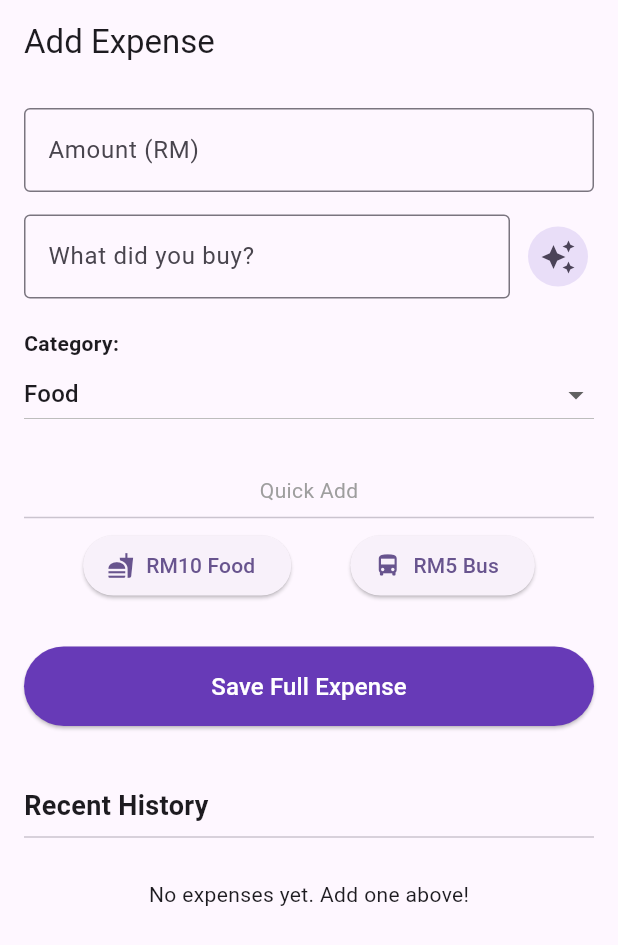
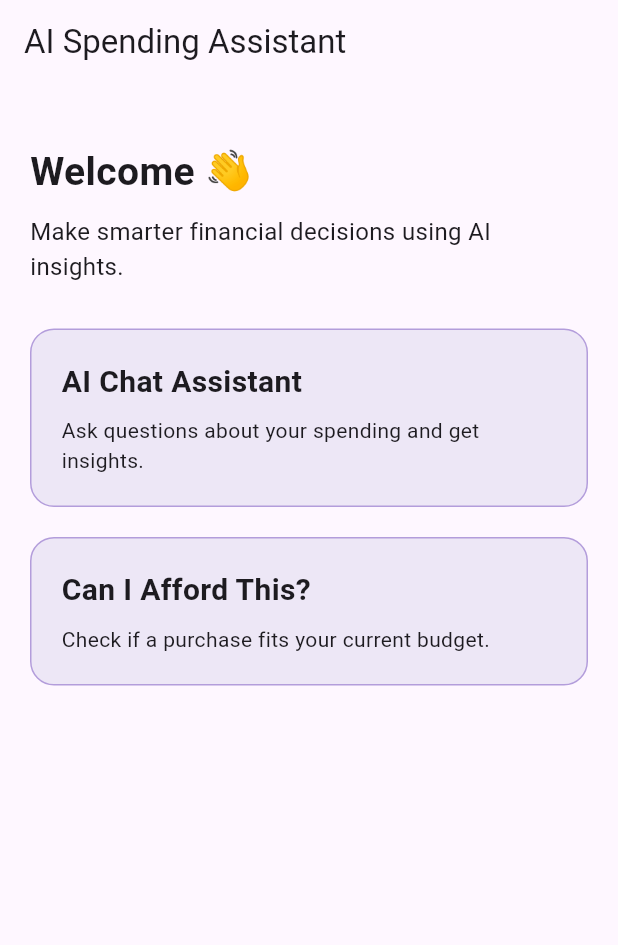
Before and after one commit to MuhdFariq/ai_spending_decision_assistant, a Flutter app: the screen it shows after launch, on a phone screen of 412 x 824 dp. Shown: the top 945 px of the screen. Run offline on Flutter 3.47's test engine with Material 3 defaults, Android fonts, the light colour scheme and no system bars; our stand-ins replace cloud_firestore, firebase_analytics, firebase_auth, firebase_core, flutter_dotenv; accounts and stored records are empty; generated files the repository leaves out were written again.

Commit message:
Checkpoint: AI chat, affordability checker, UI improvements, explainability wrapper

```diff
--- a/lib/main.dart
+++ b/lib/main.dart
@@ -1,137 +1,30 @@
 import 'package:flutter/material.dart';
 import 'package:firebase_core/firebase_core.dart';
 import 'package:flutter_dotenv/flutter_dotenv.dart';
+
 import 'firebase_options.dart';
 import 'services/firestore_service.dart';
 import 'services/analytics_service.dart';
 import 'screens/add_expense_screen.dart';
+import 'screens/home_screen.dart';
 
-void main() async {
-  WidgetsFlutterBinding.ensureInitialized();
-  await dotenv.load(fileName: ".env");
-  await Firebase.initializeApp(options: DefaultFirebaseOptions.currentPlatform);
+void main() {
   runApp(const MyApp());
 }
 
 class MyApp extends StatelessWidget {
   const MyApp({super.key});
 
-  static final AnalyticsService analyticsService = AnalyticsService();
-  static final FirestoreService firestoreService = FirestoreService();
-
-  // This widget is the root of your application.
   @override
   Widget build(BuildContext context) {
     return MaterialApp(
+      debugShowCheckedModeBanner: false,
       title: 'AI Spending Decision Assistant',
       theme: ThemeData(
-        // This is the theme of your application.
-        //
-        // TRY THIS: Try running your application with "flutter run". You'll see
-        // the application has a purple toolbar. Then, without quitting the app,
-        // try changing the seedColor in the colorScheme below to Colors.green
-        // and then invoke "hot reload" (save your changes or press the "hot
-        // reload" button in a Flutter-supported IDE, or press "r" if you used
-        // the command line to start the app).
-        //
-        // Notice that the counter didn't reset back to zero; the application
-        // state is not lost during the reload. To reset the state, use hot
-        // restart instead.
-        //
-        // This works for code too, not just values: Most code changes can be
-        // tested with just a hot reload.
-        colorScheme: .fromSeed(seedColor: Colors.deepPurple),
+        colorScheme: ColorScheme.fromSeed(seedColor: Colors.deepPurple),
       ),
-
       navigatorObservers: [analyticsService.getAnalyticsObserver()],
-
-      home: const AddExpenseScreen(),
+      home: const HomeScreen(),
     );
   }
 }
-
-class MyHomePage extends StatefulWidget {
-  const MyHomePage({super.key, required this.title});
-
-  // This widget is the home page of your application. It is stateful, meaning
-  // that it has a State object (defined below) that contains fields that affect
-  // how it looks.
-
-  // This class is the configuration for the state. It holds the values (in this
-  // case the title) provided by the parent (in this case the App widget) and
-  // used by the build method of the State. Fields in a Widget subclass are
-  // always marked "final".
-
-  final String title;
-
-  @override
-  State<MyHomePage> createState() => _MyHomePageState();
-}
-
-class _MyHomePageState extends State<MyHomePage> {
-  int _counter = 0;
-
-  void _incrementCounter() {
-    setState(() {
-      // This call to setState tells the Flutter framework that something has
-      // changed in this State, which causes it to rerun the build method below
-      // so that the display can reflect the updated values. If we changed
-      // _counter without calling setState(), then the build method would not be
-      // called again, and so nothing would appear to happen.
-      _counter++;
-    });
-  }
-
-  @override
-  Widget build(BuildContext context) {
-    // This method is rerun every time setState is called, for instance as done
-    // by the _incrementCounter method above.
-    //
-    // The Flutter framework has been optimized to make rerunning build methods
-    // fast, so that you can just rebuild anything that needs updating rather
-    // than having to individually change instances of widgets.
-    return Scaffold(
-      appBar: AppBar(
-        // TRY THIS: Try changing the color here to a specific color (to
-        // Colors.amber, perhaps?) and trigger a hot reload to see the AppBar
-        // change color while the other colors stay the same.
-        backgroundColor: Theme.of(context).colorScheme.inversePrimary,
-        // Here we take the value from the MyHomePage object that was created by
-        // the App.build method, and use it to set our appbar title.
-        title: Text(widget.title),
-      ),
-      body: Center(
-        // Center is a layout widget. It takes a single child and positions it
-        // in the middle of the parent.
-        child: Column(
-          // Column is also a layout widget. It takes a list of children and
-          // arranges them vertically. By default, it sizes itself to fit its
-          // children horizontally, and tries to be as tall as its parent.
-          //
-          // Column has various properties to control how it sizes itself and
-          // how it positions its children. Here we use mainAxisAlignment to
-          // center the children vertically; the main axis here is the vertical
-          // axis because Columns are vertical (the cross axis would be
-          // horizontal).
-          //
-          // TRY THIS: Invoke "debug painting" (choose the "Toggle Debug Paint"
-          // action in the IDE, or press "p" in the console), to see the
-          // wireframe for each widget.
-          mainAxisAlignment: .center,
-          children: [
-            const Text('You have pushed the button this many times:'),
-            Text(
-              '$_counter',
-              style: Theme.of(context).textTheme.headlineMedium,
-            ),
-          ],
-        ),
-      ),
-      floatingActionButton: FloatingActionButton(
-        onPressed: _incrementCounter,
-        tooltip: 'Increment',
-        child: const Icon(Icons.add),
-      ),
-    );
-  }
-}
--- /dev/null
+++ b/lib/screens/home_screen.dart
@@ -0,0 +1,109 @@
+import 'package:flutter/material.dart';
+import 'ai_chat_screen.dart';
+import 'affordability_checker_screen.dart';
+
+class HomeScreen extends StatelessWidget {
+  const HomeScreen({super.key});
+
+  @override
+  Widget build(BuildContext context) {
+    return Scaffold(
+      appBar: AppBar(
+        title: const Text('AI Spending Assistant'),
+      ),
+      body: Padding(
+        padding: const EdgeInsets.all(20),
+        child: Column(
+          crossAxisAlignment: CrossAxisAlignment.start,
+          children: [
+            const SizedBox(height: 20),
+
+            const Text(
+              'Welcome 👋',
+              style: TextStyle(
+                fontSize: 26,
+                fontWeight: FontWeight.bold,
+              ),
+            ),
+
+            const SizedBox(height: 10),
+
+            const Text(
+              'Make smarter financial decisions using AI insights.',
+              style: TextStyle(fontSize: 16),
+            ),
+
+            const SizedBox(height: 30),
+
+            _buildFeatureCard(
+              context,
+              title: 'AI Chat Assistant',
+              description:
+                  'Ask questions about your spending and get insights.',
+              onTap: () {
+                Navigator.push(
+                  context,
+                  MaterialPageRoute(
+                    builder: (context) => const AiChatScreen(),
+                  ),
+                );
+              },
+            ),
+
+            const SizedBox(height: 20),
+
+            _buildFeatureCard(
+              context,
+              title: 'Can I Afford This?',
+              description:
+                  'Check if a purchase fits your current budget.',
+              onTap: () {
+                Navigator.push(
+                  context,
+                  MaterialPageRoute(
+                    builder: (context) =>
+                        const AffordabilityCheckerScreen(),
+                  ),
+                );
+              },
+            ),
+          ],
+        ),
+      ),
+    );
+  }
+
+  Widget _buildFeatureCard(
+    BuildContext context, {
+    required String title,
+    required String description,
+    required VoidCallback onTap,
+  }) {
+    return GestureDetector(
+      onTap: onTap,
+      child: Container(
+        width: double.infinity,
+        padding: const EdgeInsets.all(20),
+        decoration: BoxDecoration(
+          color: Colors.deepPurple.shade50,
+          borderRadius: BorderRadius.circular(16),
+          border: Border.all(color: Colors.deepPurple.shade200),
+        ),
+        child: Column(
+          crossAxisAlignment: CrossAxisAlignment.start,
+          children: [
+            Text(
+              title,
+              style: const TextStyle(
+                fontSize: 20,
+                fontWeight: FontWeight.bold,
+              ),
+            ),
+            const SizedBox(height: 8),
+            Text(description),
+          ],
+        ),
+      ),
+    );
+  }
+}
```
Also changed, not shown: lib/screens/affordability_checker_screen.dart (added, +191 -0 lines), lib/screens/ai_chat_screen.dart (+240 -0 lines), lib/services/explainability_service.dart (added, +11 -0 lines), lib/services/mock_data_service.dart (added, +14 -0 lines).
